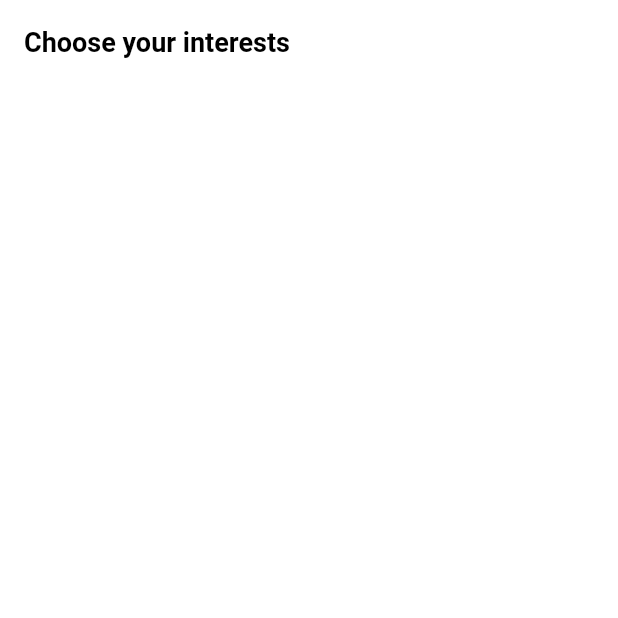
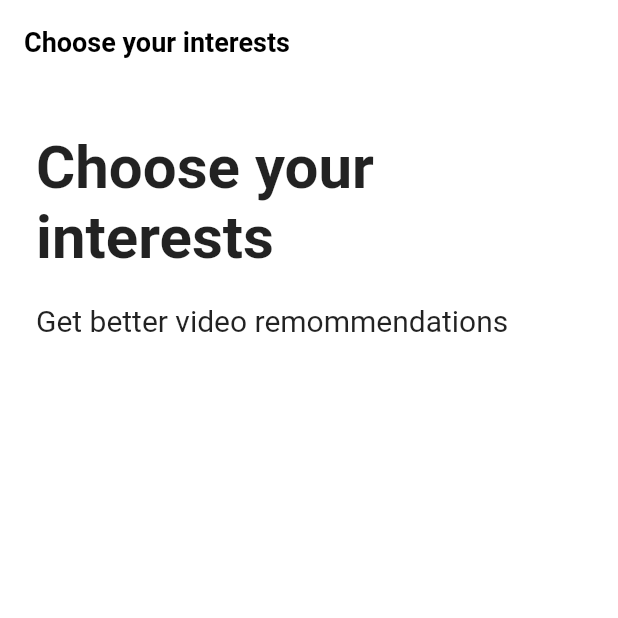
Before and after one commit to Hazka3/TikTok-Clone, a Flutter app: the screen it shows after launch, on a phone screen of 412 x 824 dp, the top half of it. Run offline on Flutter 3.47's test engine with Material 2 defaults, Android fonts, the phone set to English and light mode, and no system bars; our stand-ins replace font_awesome_flutter.

Commit message:
Add screen label
Choose your interests
Get better video recommendations

```diff
--- a/lib/features/onboarding/interests_screen.dart
+++ b/lib/features/onboarding/interests_screen.dart
@@ -1,4 +1,6 @@
 import 'package:flutter/material.dart';
+import 'package:tiktok_clone/constants/gaps.dart';
+import 'package:tiktok_clone/constants/sizes.dart';
 
 class InterestsScreen extends StatelessWidget {
   const InterestsScreen({super.key});
@@ -9,6 +11,31 @@ class InterestsScreen extends StatelessWidget {
       appBar: AppBar(
         title: const Text("Choose your interests"),
       ),
+      body: const Padding(
+        padding: EdgeInsets.symmetric(
+          horizontal: Sizes.size24,
+        ),
+        child: Column(
+          crossAxisAlignment: CrossAxisAlignment.start,
+          children: [
+            Gaps.v32,
+            Text(
+              "Choose your interests",
+              style: TextStyle(
+                fontSize: Sizes.size40,
+                fontWeight: FontWeight.bold,
+              ),
+            ),
+            Gaps.v20,
+            Text(
+              "Get better video remommendations",
+              style: TextStyle(
+                fontSize: Sizes.size20,
+              ),
+            ),
+          ],
+        ),
+      ),
     );
   }
 }
```
